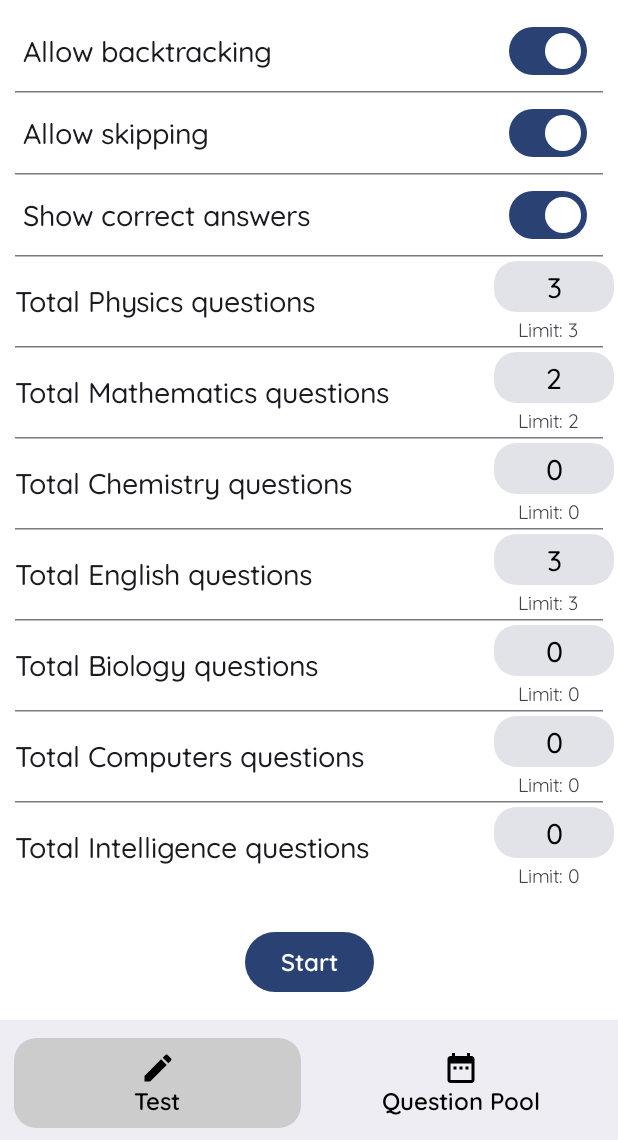
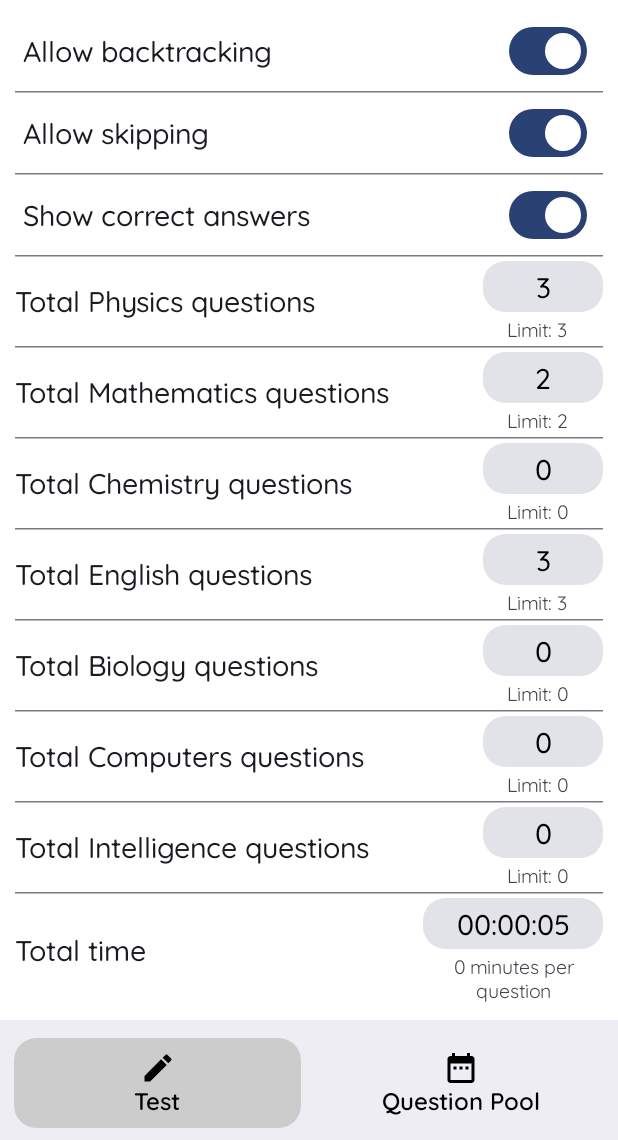
Before and after one commit to SohSohh/PrepApp, an Android app built with Jetpack Compose: the TestingScreen screen opened through its navigation route, on a phone screen of 412 x 824 dp, the part 96-1236 px from its top. Run offline under Robolectric (Android 15) with nearby library versions, the light colour scheme and no system bars.

Commit message:
Added timer

```diff
--- a/app/src/main/java/com/example/myapplication/TestScreen/TestScreenConfiguration.kt
+++ b/app/src/main/java/com/example/myapplication/TestScreen/TestScreenConfiguration.kt
@@ -1,6 +1,7 @@
 package com.example.myapplication.TestScreen
 
 import android.annotation.SuppressLint
+import android.app.TimePickerDialog
 import androidx.compose.animation.AnimatedVisibility
 import androidx.compose.animation.core.tween
 import androidx.compose.animation.fadeIn
@@ -39,6 +40,8 @@ import androidx.compose.material3.Switch
 import androidx.compose.material3.Text
 import androidx.compose.material3.TextField
 import androidx.compose.material3.TextFieldDefaults
+import androidx.compose.material3.TimeInput
+import androidx.compose.material3.TimePickerState
 import androidx.compose.runtime.Composable
 import androidx.compose.runtime.collectAsState
 import androidx.compose.runtime.getValue
@@ -89,14 +92,17 @@ fun TestConfigurationScreen(
             modifier = modifier
                 .background(color = Color.White)
         ) {
-            ConfigurationsList(modifier = Modifier.padding(10.dp), testScreenUiState = testScreenUiState, testScreenViewModel = testScreenViewModel)
+            ConfigurationsList(modifier = Modifier.padding(10.dp),
+                testScreenUiState = testScreenUiState,
+                testScreenViewModel = testScreenViewModel,
+                totalQuestions = totalQuestions)
         }
         Spacer(modifier = Modifier.weight(1f))
         Row(horizontalArrangement = Arrangement.Center, modifier = Modifier.fillMaxWidth()) {
             NavigationButton(text = "Start",
                 onClick = onStartButtonClicked,
                 modifier = Modifier.padding(15.dp),
-                enabledCondition = (totalQuestions <= allQuestionsSet.flatten().size))
+                enabledCondition = (totalQuestions <= allQuestionsSet.flatten().size && testScreenUiState.Totaltime != 0))
         }  // THE PREVIEW MIGHT BE SHOWING THE NAV BUTTON SQUISHED BUT THE MAIN APP ACCOMMODATES SCROLL SPACE
         // FOR IT SO DON'T WORRY
     }
@@ -125,11 +131,13 @@ fun NavigationButton(modifier: Modifier = Modifier, text:String, onClick: () ->
 
 }
 
+@OptIn(ExperimentalMaterial3Api::class)
 @SuppressLint("UnrememberedMutableState")
 @Composable
 fun ConfigurationsList(modifier:Modifier = Modifier,
                        testScreenViewModel: TestScreenViewModel = viewModel(),
-                       testScreenUiState: TestScreenUiState) {
+                       testScreenUiState: TestScreenUiState,
+                       totalQuestions: Int) {
     Column(modifier = modifier) {
 //        // This might be needed to be implemented later
 //        TextWithSwitch(text = "Include attempted questions from previous tests",
@@ -209,6 +217,12 @@ fun ConfigurationsList(modifier:Modifier = Modifier,
             testScreenUiState = testScreenUiState,
             type = subjects.Intelligence,
             testScreenViewModel = testScreenViewModel)
+        //--------
+        HorizontalDivider(modifier = Modifier.padding(vertical = 2.5f.dp))
+        //------------
+        TimerInput(testScreenUiState = testScreenUiState,
+            totalQuestions = totalQuestions,
+            testScreenViewModel = testScreenViewModel)
 
 
         //---TESTING----//
@@ -241,6 +255,85 @@ fun TextWithSwitch(modifier:Modifier = Modifier, text:String, checkedState:Boole
             onCheckedChange = onCheckChangedAdapter,
             modifier = Modifier.weight(1f)
         )
+    }
+}
+@OptIn(ExperimentalMaterial3Api::class)
+@Composable
+fun TimerInput(modifier: Modifier = Modifier,
+               testScreenUiState: TestScreenUiState,
+               totalQuestions:Int,
+               testScreenViewModel: TestScreenViewModel) {
+    val time by remember { mutableStateOf(testScreenUiState.Totaltime) }
+    var inputValue by remember { mutableStateOf("${(time/3600).toString().padStart(2, '0')}:${((time%3600)/60).toString().padStart(2, '0')}:${((time%3660)%60).toString().padStart(2, '0')}") }
+    var absoluteTime by remember { mutableStateOf(0) }
+    var limitError by remember { mutableStateOf(false) }
+    fun sanitizeInput(input: String): String {
+        val digits = input.filter { it.isDigit() }
+
+        // Get hours, minutes, and seconds, pad with zeros as necessary
+        val hours = digits.take(2).padEnd(2, '0')
+        val minutes = digits.drop(2).take(2).padEnd(2, '0')
+        val seconds = digits.drop(4).take(2).padEnd(2, '0')
+        absoluteTime = hours.toInt() * 3600 + minutes.toInt() * 60 + seconds.toInt()
+        return "$hours:$minutes:$seconds"
+    }
+    val interactionSource = remember { MutableInteractionSource() }
+    var minutesText = if ((testScreenUiState.Totaltime / 60) / totalQuestions == 1) {
+            "minute"
+    } else {
+            "minutes"
+        }
+
+    Row(modifier = modifier.padding(vertical = 0.0f.dp), verticalAlignment = Alignment.CenterVertically) {
+        Text(text = "Total time", modifier = Modifier, style = MaterialTheme.typography.displayMedium)
+        Spacer(modifier = Modifier.weight(1f))
+        BasicTextField(value = inputValue,
+            onValueChange = remember { { newValue ->
+                // Ensure the format is always MM:SS
+                val sanitizedInput = sanitizeInput(newValue)
+                inputValue = sanitizedInput
+            } },
+            modifier = modifier
+                .requiredWidth(120.dp)
+                .align(Alignment.CenterVertically),
+            keyboardOptions = KeyboardOptions(
+                keyboardType = KeyboardType.Number,
+                imeAction = ImeAction.Done
+            ),
+            keyboardActions = KeyboardActions(onDone = remember { {
+                if (absoluteTime > 0) {
+                    limitError = false
+                } else {
+                    limitError = true
+                }
+                testScreenViewModel.assignTimer(absoluteTime)
+            } }),
+            singleLine = true,
+            interactionSource = interactionSource,
+            textStyle = (TextStyle(textAlign = TextAlign.Center, fontSize = 20.sp, lineHeight = 15.sp) + MaterialTheme.typography.displayMedium)
+        ) { innerTextField ->
+            TextFieldDefaults.DecorationBox(
+                value = inputValue,
+                innerTextField = innerTextField,
+                supportingText = {
+                    Text(text = "${(testScreenUiState.Totaltime / 60) / totalQuestions} ${minutesText} per question", style = MaterialTheme.typography.labelMedium + TextStyle(textAlign = TextAlign.Center), modifier = Modifier
+                    .padding(0.dp)
+                    .fillMaxWidth()) },
+                enabled = true,
+                singleLine = true,
+                isError = limitError,
+                visualTransformation = VisualTransformation.None,
+                interactionSource = interactionSource,
+                shape = RoundedCornerShape(15.dp),
+                colors = TextFieldDefaults.colors(
+                    unfocusedIndicatorColor = Color.Transparent,
+                    focusedIndicatorColor = Color.Transparent,
+                    errorIndicatorColor = Color.Transparent,
+                    errorContainerColor = MaterialTheme.colorScheme.errorContainer,
+                ),
+                contentPadding = PaddingValues(5.dp)
+            )
+        }
     }
 }
 
@@ -286,11 +379,11 @@ fun TextWithTextField(modifier:Modifier = Modifier,
     }
     val interactionSource = remember { MutableInteractionSource() }
     Row(modifier = modifier.padding(vertical = 0.0f.dp), verticalAlignment = Alignment.CenterVertically) {
-        Text(text = text, modifier = Modifier.weight(5f), style = MaterialTheme.typography.displayMedium)
+        Text(text = text, modifier = Modifier, style = MaterialTheme.typography.displayMedium)
+            Spacer(modifier = Modifier.weight(1f))
             BasicTextField(value = inputValue,
                 onValueChange = onValChangeAdapter,
                 modifier = modifier
-                    .weight(1f)
                     .requiredWidth(80.dp)
                     .align(Alignment.CenterVertically),
                 keyboardOptions = KeyboardOptions(
--- a/app/src/main/java/com/example/myapplication/TestScreen/TestingScreen.kt
+++ b/app/src/main/java/com/example/myapplication/TestScreen/TestingScreen.kt
@@ -23,6 +23,7 @@ import androidx.compose.material3.MaterialTheme
 import androidx.compose.material3.RadioButton
 import androidx.compose.material3.Text
 import androidx.compose.runtime.Composable
+import androidx.compose.runtime.LaunchedEffect
 import androidx.compose.runtime.collectAsState
 import androidx.compose.runtime.getValue
 import androidx.compose.runtime.mutableStateOf
@@ -45,6 +46,7 @@ import com.example.myapplication.dataAndNetwork.question
 import com.example.myapplication.dataAndNetwork.subjects
 import kotlinx.coroutines.delay
 import kotlinx.coroutines.launch
+import java.util.Timer
 
 @SuppressLint("SuspiciousIndentation", "CoroutineCreationDuringComposition")
 @OptIn(ExperimentalMaterial3Api::class)
@@ -72,10 +74,17 @@ fun TestingScreen(
             .background(color = Color.White)
             .verticalScroll(rememberScrollState()),
     ) {
-        Box(
+
+        Column(
             modifier = Modifier
-                .background(color = Color.White)
+                .background(color = Color.White),
+            verticalArrangement = Arrangement.Center,
+            horizontalAlignment = Alignment.CenterHorizontally
         ) {
+            TestTimer(testScreenUiState = testScreenUiState,
+                onEndOfTest = onEndOfTest,
+                modifier = Modifier.padding(vertical = 20.dp))
+
             QuestionCard(
                 modifier = Modifier
                     .fillMaxWidth()
@@ -105,7 +114,7 @@ fun TestingScreen(
 
         //----
 
-        Spacer(modifier = Modifier.weight(1f))
+//        Spacer(modifier = Modifier.weight(0.25f))
 
         Row(modifier = modifier.fillMaxWidth(), horizontalArrangement = Arrangement.End) {
             //----PREVIOUS BUTTON
@@ -205,7 +214,8 @@ fun QuestionCard(modifier:Modifier = Modifier,
                 Text(text = question.question,
                     modifier = Modifier
                         .padding(start = 15.dp, end = 20.dp, bottom = 10.dp)
-                        .fillMaxWidth().animateContentSize(),
+                        .fillMaxWidth()
+                        .animateContentSize(),
                     style = MaterialTheme.typography.bodyMedium)
             if (optionsVisible) {
                 Options(
@@ -219,6 +229,32 @@ fun QuestionCard(modifier:Modifier = Modifier,
                 )
             }
         }
+    }
+}
+
+@Composable
+fun TestTimer(testScreenUiState: TestScreenUiState, onEndOfTest: () -> Unit, modifier: Modifier = Modifier) {
+    var timeValue by remember { mutableStateOf(testScreenUiState.Totaltime) }
+    var hours = timeValue / 3600
+    var minutes = timeValue % 3600 / 60
+    var seconds = (timeValue % 3600)%60
+    Card(modifier = modifier) {
+        Text(
+            text = "${hours.toString().padStart(2, '0')}:${
+                minutes.toString().padStart(2, '0')
+            }:${seconds.toString().padStart(2, '0')}",
+            style = MaterialTheme.typography.titleMedium,
+            modifier = Modifier.padding(10.dp)
+        )
+    }
+    LaunchedEffect(key1 = Unit) {
+        while(timeValue != 0) {
+            delay(1000)
+            timeValue -= 1
+        }
+    }
+    if (timeValue == 0) {
+        onEndOfTest()
     }
 }
 
@@ -321,7 +357,9 @@ fun Options(modifier: Modifier = Modifier,
             )
         }
     }
+
 }
+
 
 @Preview
 @Composable
--- a/app/src/main/java/com/example/myapplication/TestScreenViewModel.kt
+++ b/app/src/main/java/com/example/myapplication/TestScreenViewModel.kt
@@ -23,6 +23,7 @@ data class TestScreenUiState(
     var currentSubjectIndex:Int = 0, // CHECK LINE 59 AND 133, IT'S THE INDEX IN THE ALLSUBJECTS LIST IT ENABLE NAVIGATION BETWEEN SUBJECTS
     var incorrectQuestions: List<Int> = mutableListOf(),
     var activeSubjectsList:List<Int> = mutableListOf(),
+    var Totaltime:Int = 5, //3 hours
     //--------CONFIGURATION
     var Backtracking:Boolean = true,
     var AllowSkipping:Boolean = true,
@@ -153,6 +154,13 @@ class TestScreenViewModel:ViewModel() {
             }
             currentState.copy(
                 answers = newAnswer,
+            )
+        }
+    }
+    fun assignTimer(time:Int) {
+        _uiState.update {currentState ->
+            currentState.copy(
+                Totaltime = time
             )
         }
     }
```
